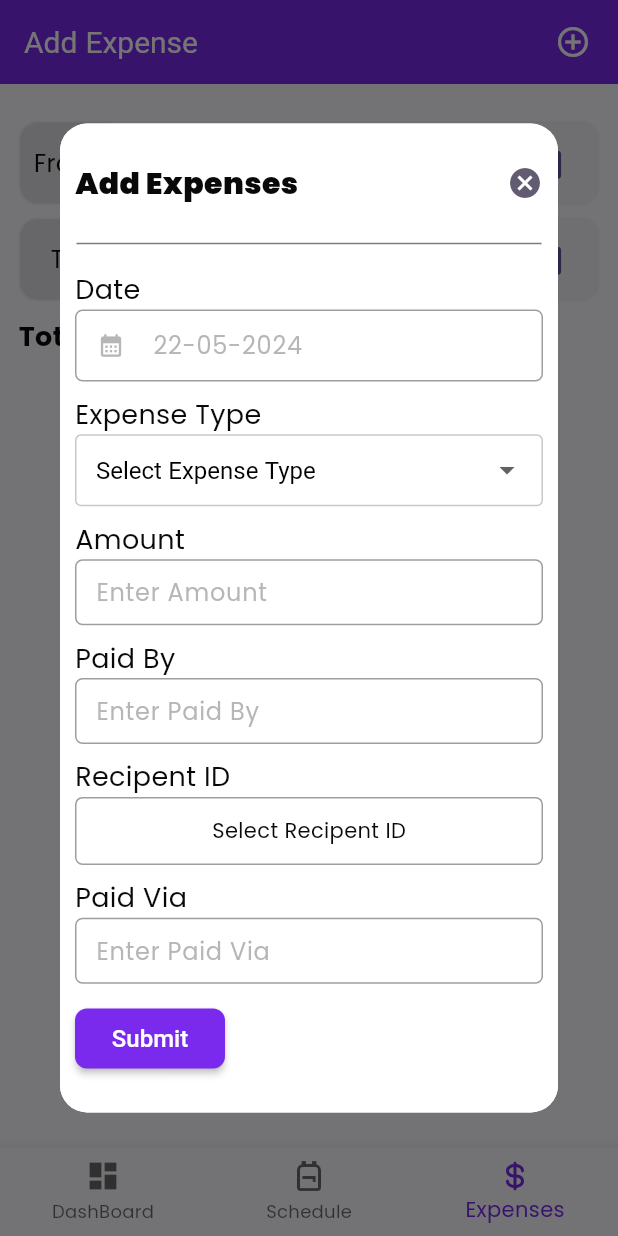
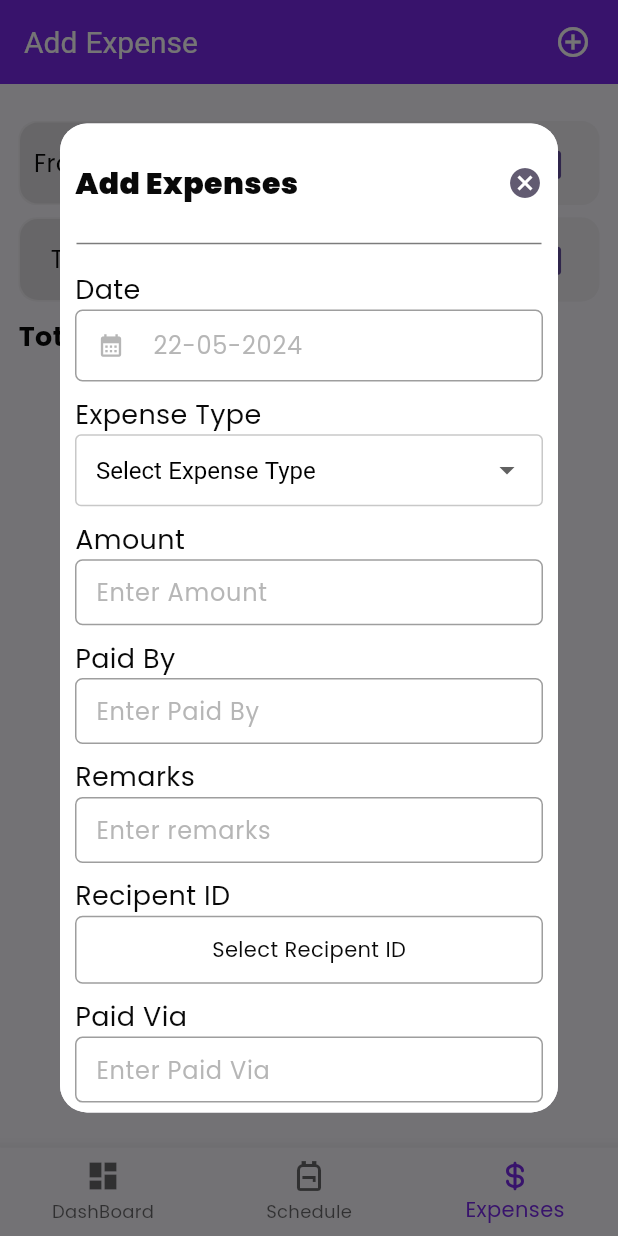
Before and after one commit to hanan0007/home_brigadier-pro, a Flutter app: the DashboardView screen opened by its route, item 3 of the bottom bar chosen, after a tap on the "add circle outline" icon, on a phone screen of 412 x 824 dp. Run offline on Flutter 3.47's test engine with Material 3 defaults, Android fonts, the phone set to English and light mode, and no system bars; our stand-ins replace dio, flutter_svg, fluttertoast, get, get_storage, google_fonts and 4 more; missing offline and left inert: dart:ffi, flutter_echarts; accounts and stored records are empty; network calls fail.

Commit message:
fix add expanses

```diff
--- a/lib/app/modules/dashboard/expenses/views/expense_view.dart
+++ b/lib/app/modules/dashboard/expenses/views/expense_view.dart
@@ -538,6 +538,25 @@ class ProfileView extends GetView<ExpenseController> {
                             height: height * 0.01,
                           ),
                           const Text(
+                            "Remarks",
+                            style: TextStyle(
+                              fontSize: AppTextStyle.titleSmallFont,
+                            ),
+                          ),
+                          CTextField(
+                              hint: 'Enter remarks',
+                              controller: controller.remarksController,
+                              borderColor: Colors.grey,
+                              validator: (p0) {
+                                return GetValidation.validate(
+                                    controller.paidbyController.text,
+                                    "Paid by");
+                              },
+                              borderRadius: 5),
+                          SizedBox(
+                            height: height * 0.01,
+                          ),
+                          const Text(
                             "Recipent ID",
                             style: TextStyle(
                               fontSize: AppTextStyle.titleSmallFont,
@@ -585,7 +604,6 @@ class ProfileView extends GetView<ExpenseController> {
                             text: "Submit",
                             ontab: () {
                               if (controller.formKey.currentState!.validate()) {
-                                print('everything is ok');
                                 controller.addexpense();
                               }
                               // if (controller.amountController.text.isEmpty &&
```
Also changed, not shown: lib/app/modules/dashboard/expenses/controllers/expense_controller.dart (+5 -7 lines).
